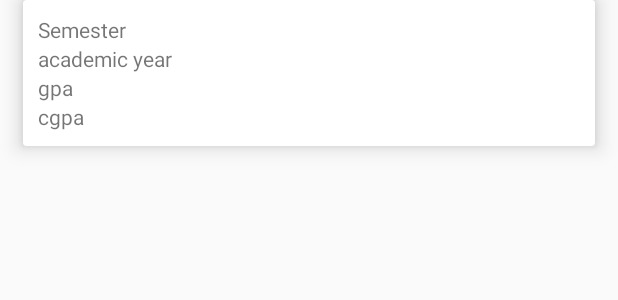
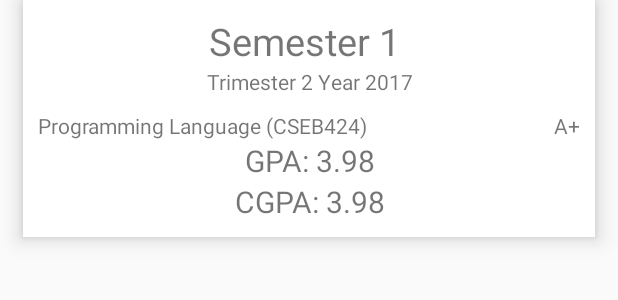
Before and after one commit to kamarolzaman/infoten, an Android app: the layout exam_result_card.xml on its own in the app's theme, with its tools: preview values and no code run, on a phone screen of 412 x 824 dp. Shown: the top 300 px of the screen. Run offline under Robolectric (Android 15) with nearby library versions, the phone set to English and light mode, and no system bars.

Commit message:
MASTAPIS V2

```diff
--- a/app/src/main/java/com/example/kamarol/infoten_v1/MenuFragments/ExaminationFragment.java
+++ b/app/src/main/java/com/example/kamarol/infoten_v1/MenuFragments/ExaminationFragment.java
@@ -60,7 +60,7 @@ public class ExaminationFragment extends Fragment implements LoaderChecker {
     @Override
     public View onCreateView(LayoutInflater inflater, ViewGroup container, Bundle savedInstanceState) {
         view = inflater.inflate(R.layout.fragment_examination, container, false);
-
+        examinationDataArrayList.clear();
         button= view.findViewById(R.id.viewResult);
         dialog = new Dialog(getActivity());
         dialog.setTitle("Examination result");
--- a/app/src/main/res/layout/exam_result_card.xml
+++ b/app/src/main/res/layout/exam_result_card.xml
@@ -4,34 +4,64 @@
     android:id="@+id/cardGpaResult"
     android:layout_width="match_parent"
     android:layout_height="wrap_content"
+    card_view:cardCornerRadius="0dp"
     android:clickable="true"
     card_view:cardElevation="8dp"
     android:layout_marginLeft="15dp"
     android:layout_marginRight="15dp">
     <LinearLayout
-        android:layout_width="wrap_content"
+        android:layout_width="match_parent"
         android:layout_height="wrap_content"
         android:orientation="vertical"
-        android:padding="10dp">
+        android:paddingStart="10dp"
+        android:paddingEnd="10dp">
         <TextView
+            android:paddingTop="10dp"
+            android:textSize="25sp"
+            android:textAlignment="center"
             android:id="@+id/semesterResultTv"
-            android:layout_width="wrap_content"
+            android:layout_width="match_parent"
             android:layout_height="wrap_content"
-            android:text="Semester" />
+            android:text="Semester 1 " />
         <TextView
+            android:textAlignment="center"
             android:id="@+id/academicYearResultTv"
-            android:layout_width="wrap_content"
+            android:layout_width="match_parent"
             android:layout_height="wrap_content"
-            android:text="academic year" />
+            android:text="Trimester 2 Year 2017"
+            android:paddingBottom="10dp" />
+        <LinearLayout
+            android:orientation="horizontal"
+            android:layout_width="match_parent"
+            android:layout_height="wrap_content">
+            <TextView
+                android:id="@+id/nameResultTv"
+                android:layout_width="wrap_content"
+                android:layout_height="wrap_content"
+                android:text="Programming Language (CSEB424)" />
+            <TextView
+                android:layout_weight="1"
+                android:textAlignment="textEnd"
+                android:id="@+id/scoreResultTv"
+                android:layout_width="wrap_content"
+                android:layout_height="wrap_content"
+                android:text="A+" />
+
+        </LinearLayout>
         <TextView
+            android:textSize="20sp"
+            android:textAlignment="center"
             android:id="@+id/gpaResultTv"
-            android:layout_width="wrap_content"
+            android:layout_width="match_parent"
             android:layout_height="wrap_content"
-            android:text="gpa" />
+            android:text="GPA: 3.98" />
         <TextView
+            android:textSize="20sp"
+            android:textAlignment="center"
             android:id="@+id/cgpaResultTv"
-            android:layout_width="wrap_content"
+            android:layout_width="match_parent"
             android:layout_height="wrap_content"
-            android:text="cgpa" />
+            android:text="CGPA: 3.98"
+            android:paddingBottom="10dp"/>
     </LinearLayout>
 </android.support.v7.widget.CardView>
```
Also changed, not shown: app/src/main/java/com/example/kamarol/infoten_v1/CgpaResultsAdapter.java (+56 -15 lines), app/src/main/java/com/example/kamarol/infoten_v1/ExaminationResultTestUI.java (+7 -0 lines).
